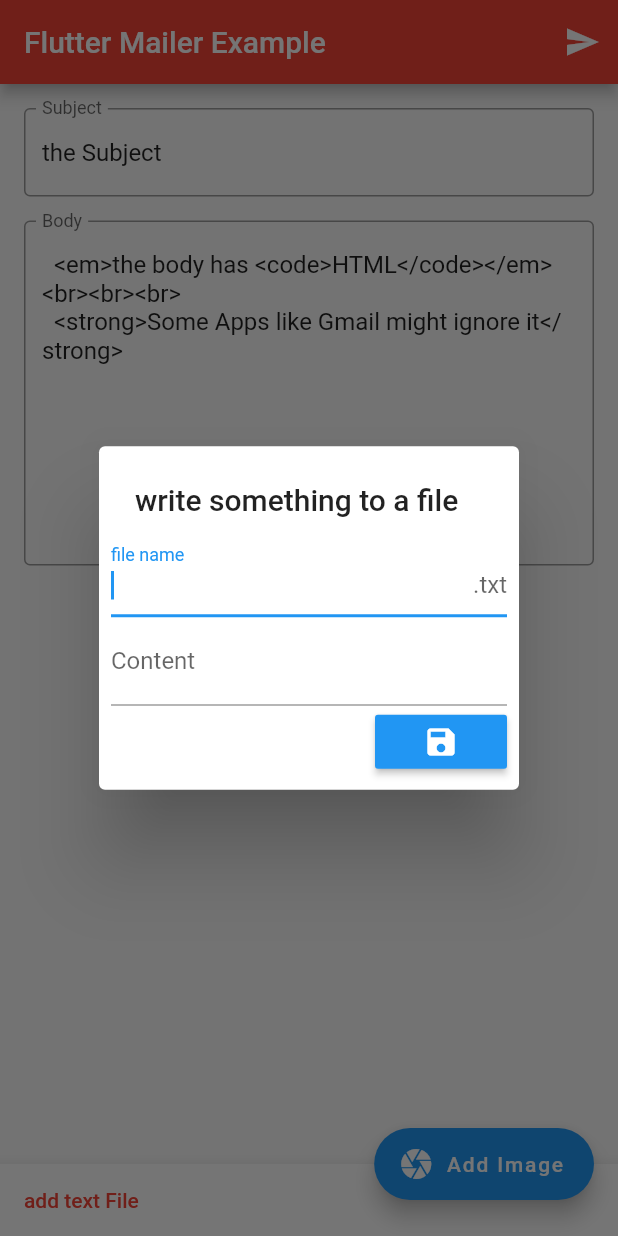
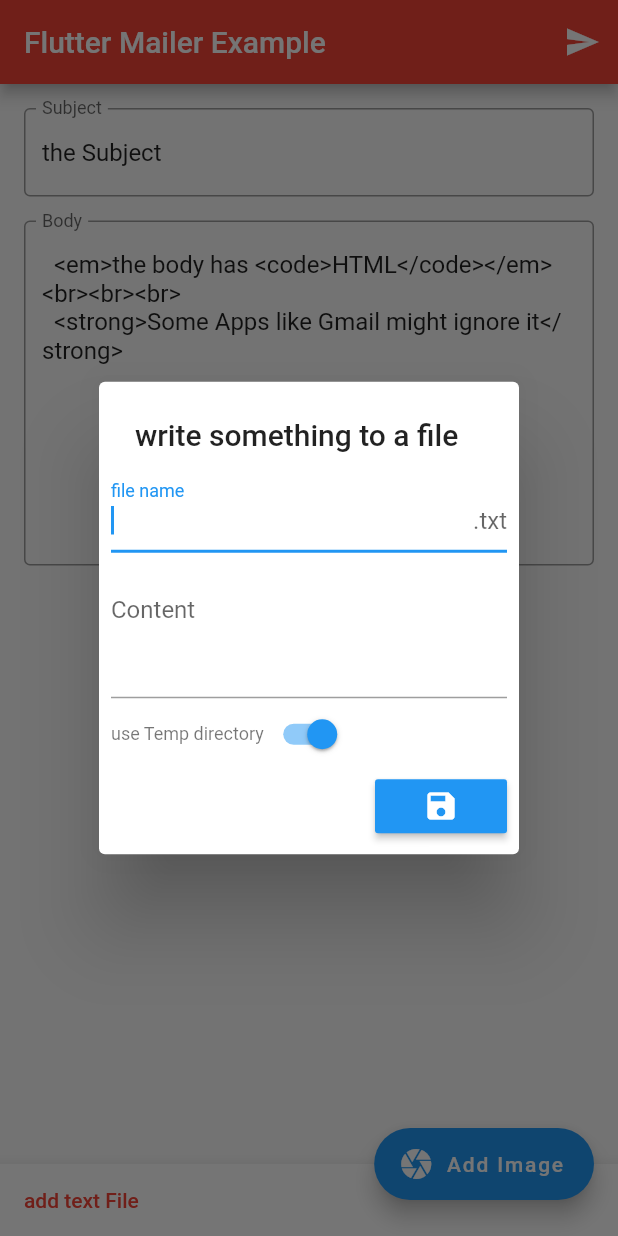
Before and after one commit to taljacobson/flutter_mailer, a Flutter app: the screen it shows after launch, after a tap on "add text File", on a phone screen of 412 x 824 dp. Run offline on Flutter 3.47's test engine with Material 2 defaults, Android fonts, the phone set to English and light mode, and no system bars; our stand-ins replace image_picker.

Commit message:
add ui for testing application document creating

```diff
--- a/example/lib/main.dart
+++ b/example/lib/main.dart
@@ -14,6 +14,7 @@ class MyApp extends StatefulWidget {
 }
 
 class _MyAppState extends State<MyApp> {
+  bool useTempDirectory = true;
   List<String> attachment = <String>[];
   final TextEditingController _subjectController =
       TextEditingController(text: 'the Subject');
@@ -75,8 +76,7 @@ class _MyAppState extends State<MyApp> {
       await showDialog<void>(
         context: _scafoldKey.currentContext,
         builder: (BuildContext context) => AlertDialog(
-                shape: RoundedRectangleBorder(
-                    borderRadius: BorderRadius.circular(4)),
+          shape: RoundedRectangleBorder(borderRadius: BorderRadius.circular(4)),
           content: Column(
             mainAxisAlignment: MainAxisAlignment.start,
             crossAxisAlignment: CrossAxisAlignment.start,
@@ -91,7 +91,8 @@ class _MyAppState extends State<MyApp> {
           ),
           contentPadding: const EdgeInsets.all(26),
           title: Text(error.code),
-              ));
+        ),
+      );
     } catch (error) {
       platformResponse = error.toString();
     }
@@ -286,14 +287,38 @@ class _MyAppState extends State<MyApp> {
               onChanged: (String str) => fileName = str,
               autofocus: true,
               decoration: const InputDecoration(
-                  suffix: const Text('.txt'), labelText: 'file name'),
+                suffix: const Text('.txt'),
+                labelText: 'file name',
+                alignLabelWithHint: true,
+              ),
             ),
             TextField(
               decoration: const InputDecoration(
                 floatingLabelBehavior: FloatingLabelBehavior.auto,
+                alignLabelWithHint: true,
                 labelText: 'Content',
               ),
+              keyboardType: TextInputType.multiline,
               onChanged: (String str) => content = str,
+              maxLines: 3,
+            ),
+            Row(
+              children: [
+                Text(
+                  'use Temp directory',
+                  style: Theme.of(context).textTheme.caption,
+                ),
+                Switch(
+                  value: useTempDirectory,
+                  onChanged: Platform.isAndroid
+                      ? (bool useTemp) {
+                          setState(() {
+                            useTempDirectory = useTemp;
+                          });
+                        }
+                      : null,
+                ),
+              ],
             ),
             Row(
               mainAxisAlignment: MainAxisAlignment.end,
@@ -317,14 +342,20 @@ class _MyAppState extends State<MyApp> {
     );
   }
 
-  Future<String> get _localPath async {
+  Future<String> get _tempPath async {
     final Directory directory = await getTemporaryDirectory();
 
     return directory.path;
   }
 
+  Future<String> get _localAppPath async {
+    final Directory directory = await getApplicationDocumentsDirectory();
+
+    return directory.path;
+  }
+
   Future<File> _localFile(String fileName) async {
-    final String path = await _localPath;
+    final String path = await (useTempDirectory ? _tempPath : _localAppPath);
     return File('$path/$fileName.txt');
   }
 
```
Also changed, not shown: example/pubspec.yaml (+4 -4 lines). Lines whose indentation alone changed are shown as unchanged.
